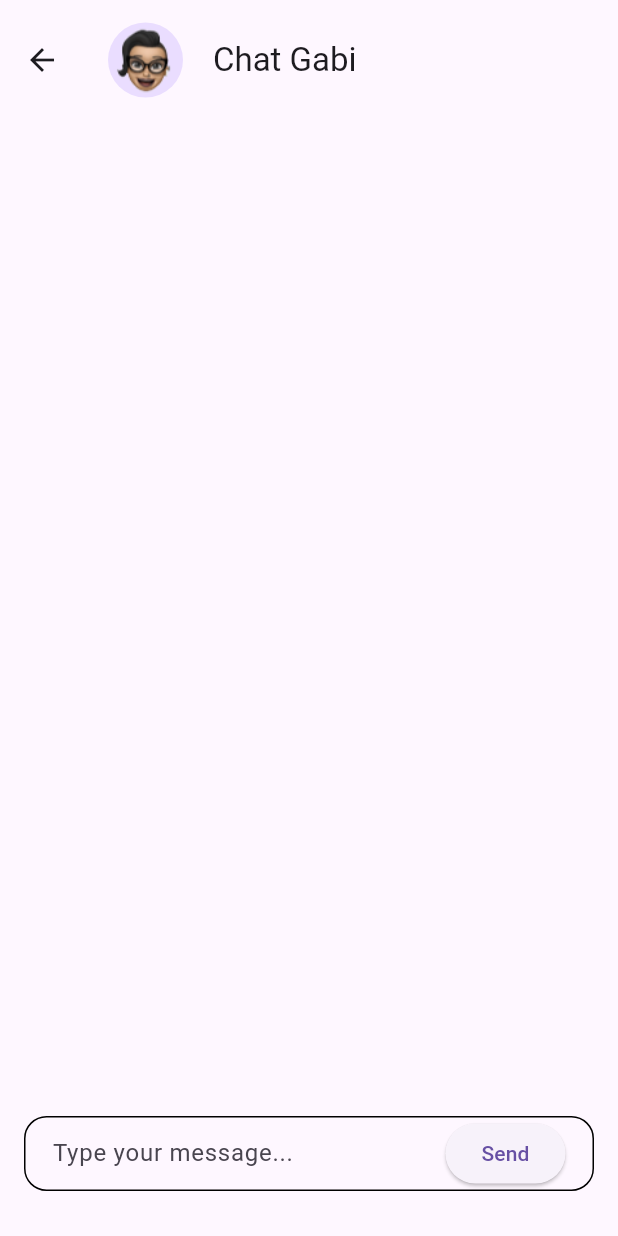
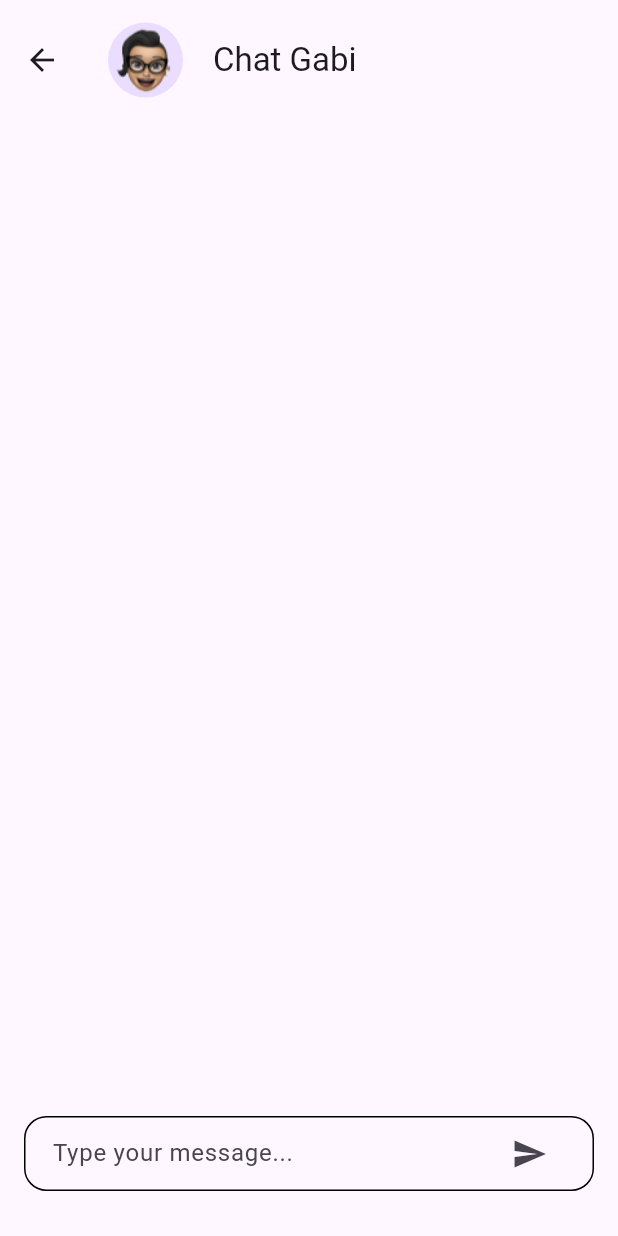
Before and after one commit to Mdednnjya/MindScapae, a Flutter app: the ChatGabi screen opened directly, on a phone screen of 412 x 824 dp. Run offline on Flutter 3.47's test engine with Material 3 defaults, Android fonts, the phone set to English and light mode, and no system bars; our stand-ins replace flutter_svg; project files that could hold a hidden picture were left out.

Commit message:
Minor adjustment

```diff
--- a/lib/ui/screens/sub/gabi/chat_gabi.dart
+++ b/lib/ui/screens/sub/gabi/chat_gabi.dart
@@ -66,11 +66,11 @@ class _ChatGabiState extends State<ChatGabi> {
                 ),
               ),
               SizedBox(width: 10),
-              ElevatedButton(
+              IconButton(
                 onPressed: () {
                   // Send message logic
                 },
-                child: Text('Send'),
+                icon: Icon(Icons.send),
               ),
                 ],
               ),
```
